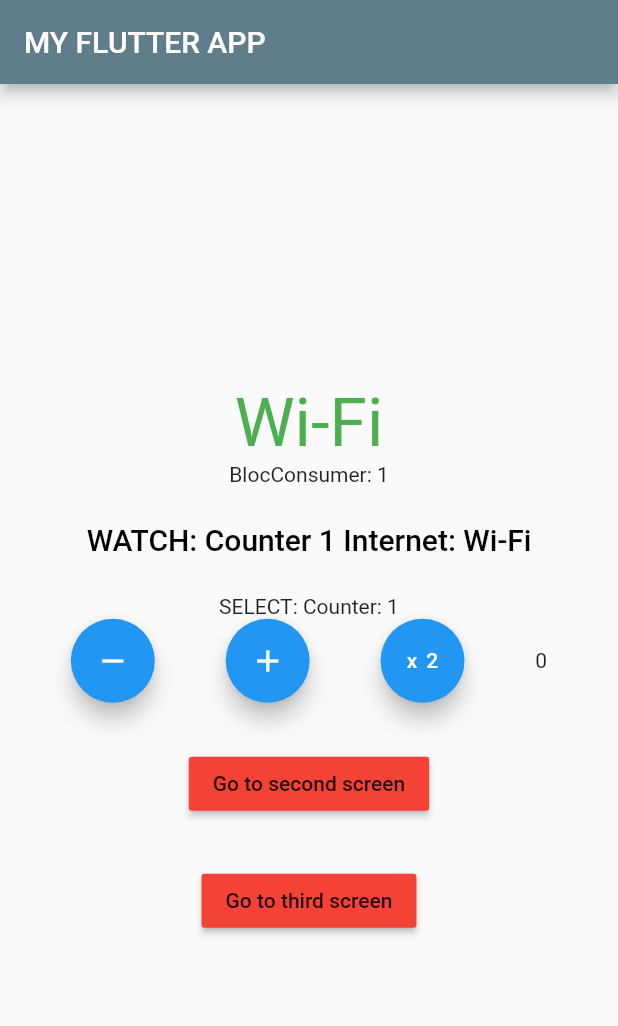
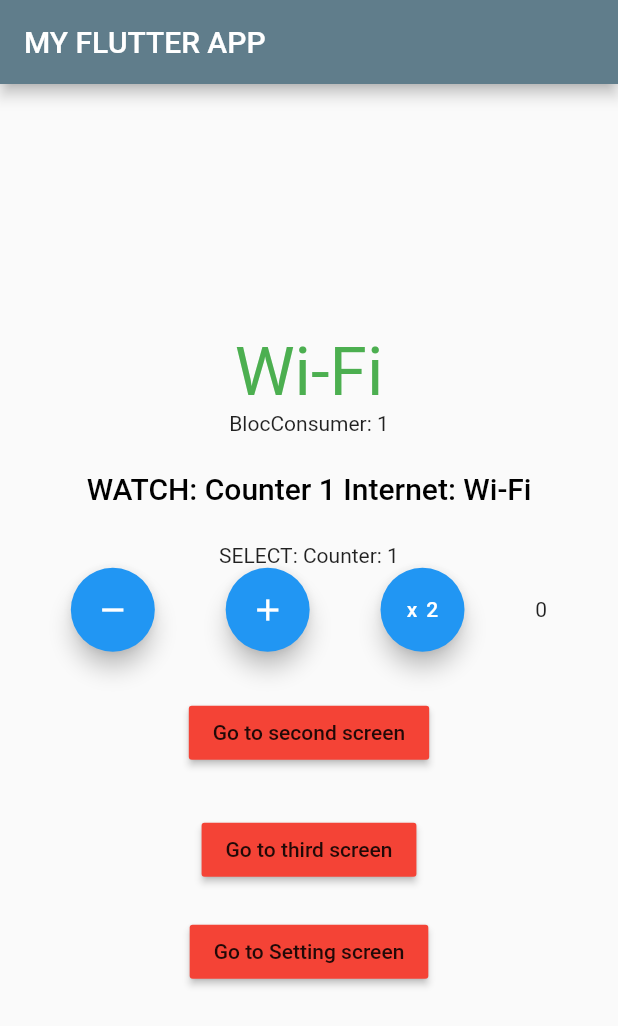
Before and after one commit to fadzlitown/my_flutter, a Flutter app: the screen it shows after launch, on a phone screen of 412 x 824 dp. Shown: the top 1026 px of the screen. Run offline on Flutter 3.47's test engine with Material 2 defaults, Android fonts, the phone set to English and light mode, and no system bars; our stand-ins replace bloc, connectivity_plus, equatable, flutter_bloc.

Commit message:
Setting Screen - added Setting Screen - added Setting cubit & states - added new Setting screen button & route - added COMMON ISSUE 1 & 2 inside Setting cubit & states classes

```diff
--- /dev/null
+++ b/lib/logic/setting_cubit.dart
@@ -0,0 +1,21 @@
+import 'package:flutter_bloc/flutter_bloc.dart';
+
+import 'setting_state.dart';
+
+class SettingCubit extends Cubit<SettingState> {
+  /// default SettingState values
+  SettingCubit()
+      : super(SettingState(appNotification: false, emailNotification: false));
+
+  void toggleAppNotification(bool newVal) {
+    ///COMMON ISSUE 1 : MUTATE A EXISTING STATE, YOU SHOULD NEVER MODIFY IT
+    /// DART KNOWS THIS state IS THE SAME AS THE PREVIOUS EMITTED ONE!, can runs a project & test!
+    // state.appNotification = newVal;
+    // emit(state);
+    emit(state.copyWith(appNotification: newVal));
+  }
+
+  void toggleEmailNotification(bool newVal) {
+    emit(state.copyWith(emailNotification: newVal));
+  }
+}
--- /dev/null
+++ b/lib/logic/setting_state.dart
@@ -0,0 +1,25 @@
+import 'package:equatable/equatable.dart';
+import 'package:flutter/cupertino.dart';
+
+class SettingState extends Equatable {
+  bool appNotification;
+  bool emailNotification;
+
+  SettingState(
+      {@required this.appNotification, @required this.emailNotification});
+
+  ///To create a new instance by copying the previous instance state
+  SettingState copyWith({bool appNotification, bool emailNotification}) {
+    return SettingState(
+      ///fields you want to modify
+      appNotification: appNotification ?? this.appNotification,
+      emailNotification: emailNotification ?? this.emailNotification,
+    );
+  }
+
+  /// COMMON MISTAKE 2: FORGET TO MENTION THE CORRECT PROPS VARIABLE BELOW --> props => [appNotification, emailNotification]
+  /// Dart will compare based on variables that modify
+  @override
+  // List<Object> get props => [appNotification];
+  List<Object> get props => [appNotification, emailNotification];
+}
--- a/lib/presentation/main.dart
+++ b/lib/presentation/main.dart
@@ -5,6 +5,7 @@ import 'package:flutter/material.dart';
 import 'package:flutter_bloc/flutter_bloc.dart';
 import 'package:flutter_practices/logic/cubit_test/counter_test_cubit.dart';
 import 'package:flutter_practices/logic/internet_cubit.dart';
+import 'package:flutter_practices/logic/setting_cubit.dart';
 import 'package:flutter_practices/presentation/router/app_router.dart';
 
 void main() {
@@ -36,16 +37,19 @@ class MyApp extends StatelessWidget {
     /// provide these PROVIDERS GLOBALLY inside the app. hence it can access from any screens / widgets
     return MultiBlocProvider(
       providers: [
+        /// below telling flutter to have a single instance of Counter cubit to make it available inside the material widget
+        ///
+        /// Defining here means it's GLOBALLY ACCESS across ALL OF SCREENS inside MATERIAL APP
+        /// created CounterTestCubit() --> used in FIRST & SECOND SCREENS, THIRD SCREEN has a specific BlocProvider Cubit State
         BlocProvider<InternetCubit>(
-          /// below telling flutter to have a single instance of Counter cubit to make it available inside the material widget
-          ///
-          /// Defining here means it's GLOBALLY ACCESS across ALL OF SCREENS inside MATERIAL APP
-          /// created CounterTestCubit() --> used in FIRST & SECOND SCREENS, THIRD SCREEN has a specific BlocProvider Cubit State
           create: (internetCubitContext) =>
               InternetCubit(connectivity: connectivity),
         ),
         BlocProvider<CounterTestCubit>(
           create: (counterCubitContext) => CounterTestCubit(),
+        ),
+        BlocProvider<SettingCubit>(
+          create: (settingContext) => SettingCubit(),
         ),
       ],
       child: MaterialApp(
--- a/lib/presentation/router/app_router.dart
+++ b/lib/presentation/router/app_router.dart
@@ -4,6 +4,7 @@ import 'package:flutter_bloc/flutter_bloc.dart';
 import 'package:flutter_practices/logic/cubit_test/counter_test_cubit.dart';
 import 'package:flutter_practices/presentation/screens/home_screen.dart';
 import 'package:flutter_practices/presentation/screens/second_screen.dart';
+import 'package:flutter_practices/presentation/screens/setting_screen.dart';
 import 'package:flutter_practices/presentation/screens/third_screen.dart';
 
 class AppRouter {
@@ -37,7 +38,6 @@ class AppRouter {
         });
         break;
       case '/3':
-
         return MaterialPageRoute(builder: (_) {
           ///THIRD SCREEN has a specific BlocProvider.value state stored in _counterCubit
           return BlocProvider.value(
@@ -46,6 +46,10 @@ class AppRouter {
           );
         });
         break;
+      case '/settings':
+        return MaterialPageRoute(
+          builder: (_) => SettingScreen(),
+        );
       default:
         return null;
     }
--- a/lib/presentation/screens/home_screen.dart
+++ b/lib/presentation/screens/home_screen.dart
@@ -215,7 +215,16 @@ class _HomeScreenState extends State<HomeScreen> {
                     Navigator.of(context).pushNamed('/3');
                   },
                   color: Colors.red,
-                  child: Text('Go to third screen'))
+                  child: Text('Go to third screen')),
+              SizedBox(
+                height: 20,
+              ),
+              MaterialButton(
+                  onPressed: () {
+                    Navigator.of(context).pushNamed('/settings');
+                  },
+                  color: Colors.red,
+                  child: Text('Go to Setting screen'))
             ],
           ),
         ),
```
Also changed, not shown: lib/presentation/screens/setting_screen.dart (added, +55 -0 lines), lib/presentation/screens/my_class.dart (renamed from lib/presentation/my_class.dart).
